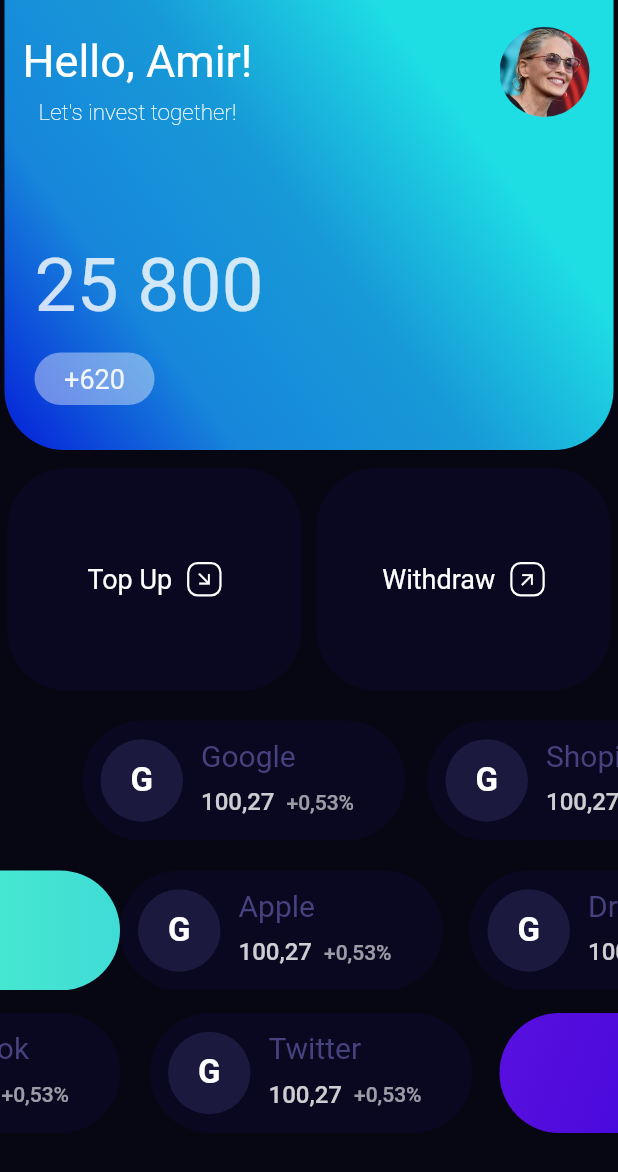
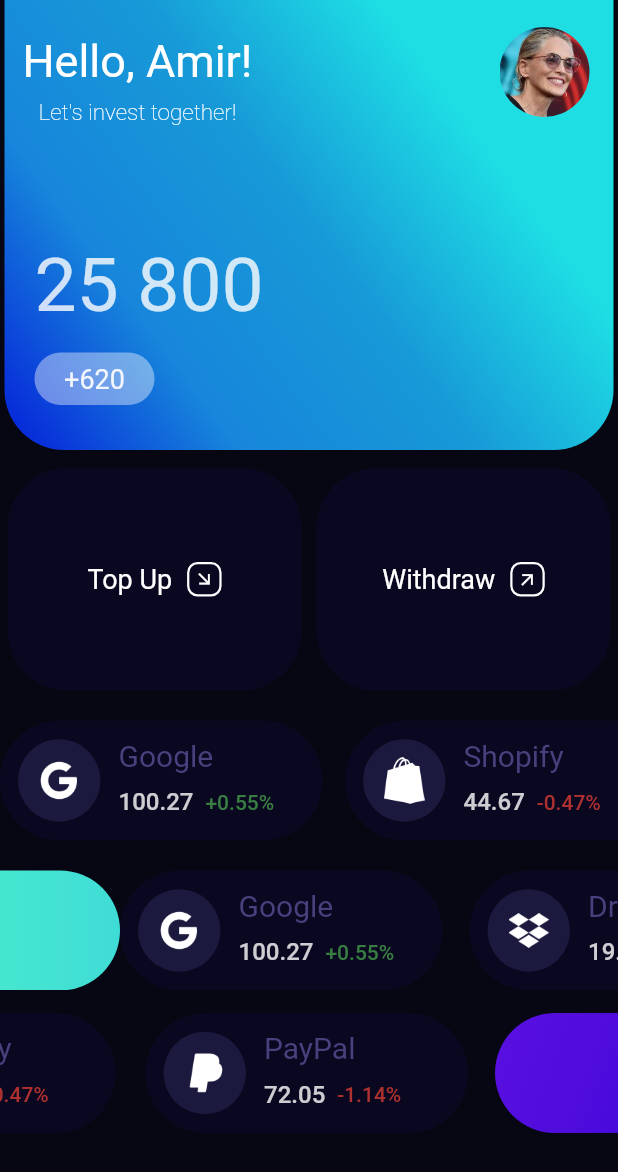
Before and after one commit to amir-hossein-rajaezadeh/invest_money, a Flutter app: the screen it shows after launch, on a phone screen of 412 x 824 dp. Shown: the top 1172 px of the screen. Run offline on Flutter 3.47's test engine with Material 2 defaults, Android fonts, the phone set to English and light mode, and no system bars; our stand-ins replace syncfusion_flutter_charts.

Commit message:
add company objects

```diff
--- a/lib/main.dart
+++ b/lib/main.dart
@@ -20,13 +20,60 @@
   }
 }
 
-// class Company {
-//   final String name;
-//   final double benefitPercent;
-//   final int price;
+@immutable
+class Company {
+  final String name;
+  final double price;
+  final double changePercent;
+  final bool hasBenefit;
+  final String companyLogo;
 
-//   const Company({})
-// }
+  const Company(
+      {required this.name,
+      required this.changePercent,
+      required this.price,
+      required this.hasBenefit,
+      required this.companyLogo});
+}
+
+const companyList = [
+  Company(
+      name: "", price: 0, changePercent: 0, hasBenefit: true, companyLogo: ""),
+  Company(
+      name: "Google",
+      price: 100.27,
+      changePercent: 0.55,
+      hasBenefit: true,
+      companyLogo: "assets/images/google.png"),
+  Company(
+      name: "Shopify",
+      price: 44.67,
+      changePercent: 0.47,
+      hasBenefit: false,
+      companyLogo: "assets/images/shopify.png"),
+  Company(
+      name: "Dropbox",
+      price: 19.9,
+      changePercent: 1.07,
+      hasBenefit: true,
+      companyLogo: "assets/images/dropbox.png"),
+  Company(
+      name: "Apple",
+      price: 155.48,
+      changePercent: 0.47,
+      hasBenefit: true,
+      companyLogo: "assets/images/apple.png"),
+  Company(
+      name: "PayPal",
+      price: 72.05,
+      changePercent: 1.14,
+      hasBenefit: false,
+      companyLogo: "assets/images/paypal.png"),
+  Company(
+      name: "", price: 0, changePercent: 0, hasBenefit: false, companyLogo: ""),
+];
+var benefitedCompanyList = companyList.where((e) => e.hasBenefit);
+var nonBenefitedCompanyList = companyList.where((e) => !e.hasBenefit);
 
 class MyHomePage extends StatefulWidget {
   const MyHomePage({super.key, required this.title});
@@ -50,18 +97,6 @@
   late AnimationController rightToLeftListviewController;
   late AnimationController boxesController;
 
-  List<String> firstBrndList = [
-    "Google",
-    "Shopify",
-  ];
-  List<String> secondBrndList = [
-    "",
-    "Apple",
-    "DropBox",
-    "Yandex",
-  ];
-
-  List<String> thirdBrandList = ["Amazon", "Facebok", "Twitter", ""];
   bool showDialogScreen = false;
 
   bool showListView = false;
@@ -79,7 +114,7 @@
   @override
   void initState() {
     _firstScrollController = ScrollController(initialScrollOffset: 140.0);
-    _secondScrollController = ScrollController(initialScrollOffset: 372.0);
+    _secondScrollController = ScrollController(initialScrollOffset: 140.0);
 
     firstRightToLeftAnimController = AnimationController(
       vsync: this,
@@ -158,7 +193,7 @@
   Widget build(BuildContext context) {
     double? height = MediaQuery.of(context).size.height;
     double? width = MediaQuery.of(context).size.width;
-
+    print("dattaaaa ${benefitedCompanyList.length}");
     return SafeArea(
       child: Scaffold(
         backgroundColor: const Color(0xFF070713),
@@ -370,12 +405,13 @@
                     child: ListView.builder(
                       physics: const BouncingScrollPhysics(),
                       scrollDirection: Axis.horizontal,
-                      itemCount: firstBrndList.length,
+                      itemCount: companyList.length,
                       itemBuilder: (context, index) {
-                        String title = firstBrndList[index];
-                        return Container(
+                        Company company = companyList[index];
+                        return company.name != ""
+                            ? Container(
                                 margin: EdgeInsets.only(
-                              right: 15, left: index == 0 ? 55 : 0),
+                                    right: 15, left: index == 0 ? 30 : 0),
                                 width: 215,
                                 decoration: BoxDecoration(
                                   color: const Color(0xFF0a0720),
@@ -388,54 +424,66 @@
                                       width: 55,
                                       height: 55,
                                       decoration: BoxDecoration(
-                                  borderRadius: BorderRadius.circular(100),
+                                        borderRadius:
+                                            BorderRadius.circular(100),
                                         color: const Color(0xFF1b193d),
                                       ),
-                                child: const Center(
-                                  child: Text(
-                                    "G",
-                                    style: TextStyle(
-                                        fontSize: 22,
-                                        fontWeight: FontWeight.w700,
-                                        color: Colors.white),
+                                      child: Center(
+                                        child: Image.asset(
+                                          company.companyLogo,
+                                          width: 27,
+                                          fit: BoxFit.fill,
+                                          color: Colors.white,
                                         ),
                                       ),
                                     ),
                                     Container(
-                                margin:
-                                    const EdgeInsets.only(top: 12, left: 12),
+                                      margin: const EdgeInsets.only(
+                                          top: 12, left: 12),
                                       child: Column(
-                                  crossAxisAlignment: CrossAxisAlignment.start,
+                                        crossAxisAlignment:
+                                            CrossAxisAlignment.start,
                                         children: [
                                           Text(
-                                      title,
+                                            company.name,
                                             style: const TextStyle(
                                               fontSize: 20,
                                               color: Color(0xFF47417d),
                                             ),
                                           ),
                                           Container(
-                                      margin: const EdgeInsets.only(top: 10),
+                                            margin:
+                                                const EdgeInsets.only(top: 10),
                                             child: Row(
                                               children: [
                                                 Text(
-                                            "100,27",
+                                                  company.price.toString(),
                                                   style: TextStyle(
                                                       fontSize: 16,
                                                       color: Colors.white
                                                           .withOpacity(0.8),
-                                                fontWeight: FontWeight.w500),
+                                                      fontWeight:
+                                                          FontWeight.w500),
                                                 ),
                                                 Container(
-                                            margin:
-                                                const EdgeInsets.only(left: 8),
+                                                  margin: const EdgeInsets.only(
+                                                      left: 8),
                                                   child: Text(
-                                              "+0,53%",
+                                                    company.hasBenefit
+                                                        ? "+${company.changePercent}%"
+                                                        : "-${company.changePercent}%",
                                                     style: TextStyle(
                                                         fontSize: 14,
-                                                  color: Colors.white
-                                                      .withOpacity(0.6),
-                                                  fontWeight: FontWeight.w500),
+                                                        color: company
+                                                                .hasBenefit
+                                                            ? Colors.green
+                                                                .withOpacity(
+                                                                    0.7)
+                                                            : Colors.red
+                                                                .withOpacity(
+                                                                    0.7),
+                                                        fontWeight:
+                                                            FontWeight.w500),
                                                   ),
                                                 )
                                               ],
@@ -446,7 +494,8 @@
                                     ),
                                   ],
                                 ),
-                        );
+                              )
+                            : Container();
                       },
                     ),
                   ),
@@ -460,11 +509,12 @@
                           controller: _firstScrollController,
                           physics: const BouncingScrollPhysics(),
                           scrollDirection: Axis.horizontal,
-                          itemCount: secondBrndList.length,
+                          itemCount: benefitedCompanyList.length,
                           itemBuilder: (context, index) {
-                            String title = secondBrndList[index];
+                            Company benefitedCompany =
+                                benefitedCompanyList.toList()[index];
 
-                            return index == 0
+                            return benefitedCompany.name == ""
                                 ? Container(
                                     height: 80,
                                     margin: const EdgeInsets.only(left: 5),
@@ -506,13 +556,12 @@
                                                 BorderRadius.circular(100),
                                             color: const Color(0xFF1b193d),
                                           ),
-                                          child: const Center(
-                                            child: Text(
-                                              "G",
-                                              style: TextStyle(
-                                                  fontSize: 22,
-                                                  fontWeight: FontWeight.w700,
-                                                  color: Colors.white),
+                                          child: Center(
+                                            child: Image.asset(
+                                              benefitedCompany.companyLogo,
+                                              width: 27,
+                                              fit: BoxFit.fill,
+                                              color: Colors.white,
                                             ),
                                           ),
                                         ),
@@ -524,7 +573,7 @@
                                                 CrossAxisAlignment.start,
                                             children: [
                                               Text(
-                                                title,
+                                                benefitedCompany.name,
                                                 style: const TextStyle(
                                                     fontSize: 20,
                                                     color: Color(0xFF47417d)),
@@ -535,7 +584,8 @@
                                                 child: Row(
                                                   children: [
                                                     Text(
-                                                      "100,27",
+                                                      benefitedCompany.price
+                                                          .toString(),
                                                       style: TextStyle(
                                                           fontSize: 16,
                                                           color: Colors.white
@@ -548,12 +598,20 @@
                                                           const EdgeInsets.only(
                                                               left: 8),
                                                       child: Text(
-                                                        "+0,53%",
+                                                        benefitedCompany
+                                                                .hasBenefit
+                                                            ? "+${benefitedCompany.changePercent}%"
+                                                            : "-${benefitedCompany.changePercent}%",
                                                         style: TextStyle(
                                                             fontSize: 14,
-                                                            color: Colors.white
+                                                            color: benefitedCompany
+                                                                    .hasBenefit
+                                                                ? Colors.green
                                                                     .withOpacity(
-                                                                    0.6),
+                                                                        0.7)
+                                                                : Colors.red
+                                                                    .withOpacity(
+                                                                        0.7),
                                                             fontWeight:
                                                                 FontWeight
                                                                     .w500),
@@ -600,11 +658,12 @@
                           shrinkWrap: true,
                           physics: const BouncingScrollPhysics(),
                           scrollDirection: Axis.horizontal,
-                          itemCount: thirdBrandList.length,
+                          itemCount: nonBenefitedCompanyList.length,
                           itemBuilder: (context, index) {
-                            String title = thirdBrandList[index];
+                            Company nonBenefitedCompany =
+                                nonBenefitedCompanyList.toList()[index];
 
-                            return title == ""
+                            return nonBenefitedCompany.name == ""
                                 ? Container(
                                     height: 80,
                                     width: 210,
@@ -660,13 +719,12 @@
                                                   BorderRadius.circular(100),
                                               color: const Color(0xFF1b193d),
                                             ),
-                                            child: const Center(
-                                              child: Text(
-                                                "G",
-                                                style: TextStyle(
-                                                    fontSize: 22,
-                                                    fontWeight: FontWeight.w700,
-                                                    color: Colors.white),
+                                            child: Center(
+                                              child: Image.asset(
+                                                nonBenefitedCompany.companyLogo,
+                                                width: 27,
+                                                fit: BoxFit.fill,
+                                                color: Colors.white,
                                               ),
                                             ),
                                           ),
@@ -678,7 +736,7 @@
                                                   CrossAxisAlignment.start,
                                               children: [
                                                 Text(
-                                                  title,
+                                                  nonBenefitedCompany.name,
                                                   style: const TextStyle(
                                                       fontSize: 20,
                                                       color: Color(0xFF47417d)),
@@ -689,7 +747,9 @@
                                                   child: Row(
                                                     children: [
                                                       Text(
-                                                        "100,27",
+                                                        nonBenefitedCompany
+                                                            .price
+                                                            .toString(),
                                                         style: TextStyle(
                                                             fontSize: 16,
                                                             color: Colors.white
@@ -703,13 +763,20 @@
                                                         margin: const EdgeInsets
                                                             .only(left: 8),
                                                         child: Text(
-                                                          "+0,53%",
+                                                          nonBenefitedCompany
+                                                                  .hasBenefit
+                                                              ? "+${nonBenefitedCompany.changePercent}%"
+                                                              : "-${nonBenefitedCompany.changePercent}%",
                                                           style: TextStyle(
                                                               fontSize: 14,
-                                                              color: Colors
-                                                                  .white
+                                                              color: nonBenefitedCompany
+                                                                      .hasBenefit
+                                                                  ? Colors.green
                                                                       .withOpacity(
-                                                                      0.6),
+                                                                          0.7)
+                                                                  : Colors.red
+                                                                      .withOpacity(
+                                                                          0.7),
                                                               fontWeight:
                                                                   FontWeight
                                                                       .w500),
```
Also changed, not shown: assets/images/apple.png (added), assets/images/dropbox.png (added), assets/images/google.png (added), assets/images/paypal.png (added), assets/images/shopify.png (added). Lines whose indentation alone changed are shown as unchanged.
